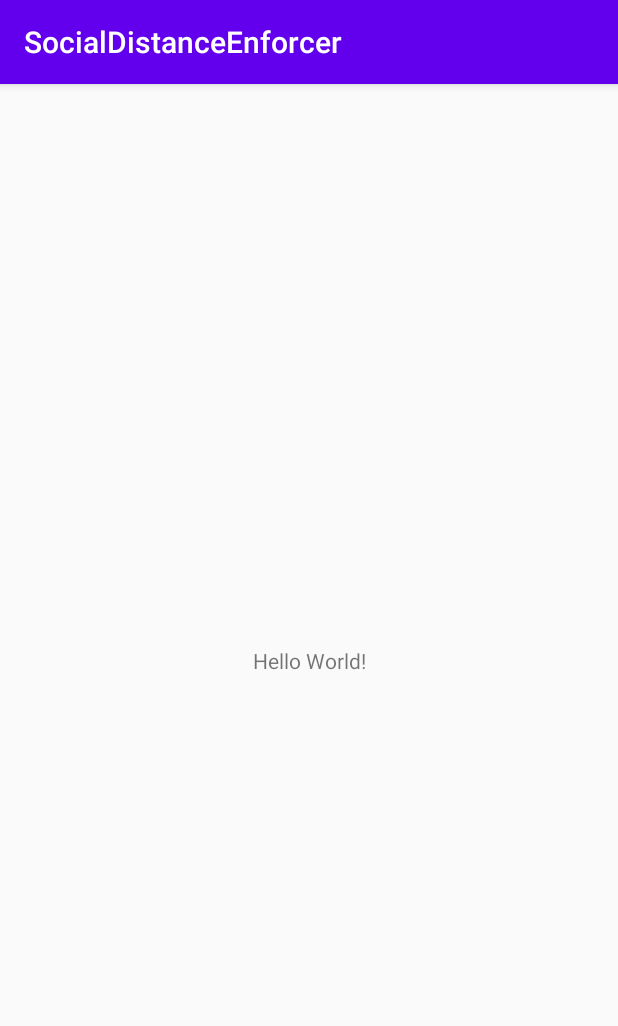
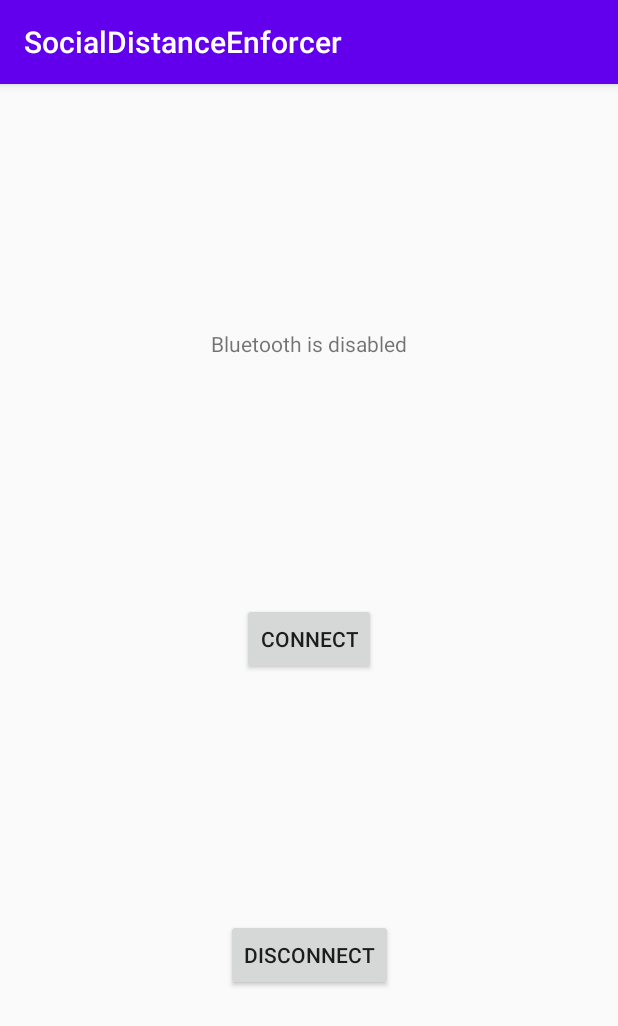
Before and after one commit to LukeJakielaszek/SocialDistanceEnforcer, an Android app: the screen it shows after launch (MainActivity), on a phone screen of 412 x 824 dp. Shown: the top 1026 px of the screen. Run offline under Robolectric (Android 15) with nearby library versions, the phone set to English and light mode, and no system bars.

Commit message:
Created bluetooth adapter and checked whether bluetooth is enabled/disabled/exists.

```diff
--- a/app/src/main/AndroidManifest.xml
+++ b/app/src/main/AndroidManifest.xml
@@ -1,6 +1,9 @@
 <?xml version="1.0" encoding="utf-8"?>
 <manifest xmlns:android="http://schemas.android.com/apk/res/android"
     package="edu.temple.socialdistanceenforcer">
+
+    <uses-permission android:name="android.permission.BLUETOOTH"></uses-permission>
+    <uses-permission android:name="android.permission.BLUETOOTH_ADMIN"></uses-permission>
 
     <application
         android:allowBackup="true"
--- a/app/src/main/java/edu/temple/socialdistanceenforcer/MainActivity.java
+++ b/app/src/main/java/edu/temple/socialdistanceenforcer/MainActivity.java
@@ -2,13 +2,50 @@ package edu.temple.socialdistanceenforcer;
 
 import androidx.appcompat.app.AppCompatActivity;
 
+import android.bluetooth.BluetoothAdapter;
 import android.os.Bundle;
+import android.view.View;
+import android.widget.Button;
+import android.widget.TextView;
 
 public class MainActivity extends AppCompatActivity {
+    Button connectButton;
+    Button disconnectButton;
+    TextView statusText;
+    BluetoothAdapter bluetoothAdapter;
+
+    protected void enableBluetooth(){
+        bluetoothAdapter = BluetoothAdapter.getDefaultAdapter();
+
+        if(bluetoothAdapter != null){
+            // bluetooth exists
+            if(bluetoothAdapter.isEnabled()){
+                // bluetooth is already enabled
+
+                String address = bluetoothAdapter.getAddress();
+                String name = bluetoothAdapter.getName();
+
+                String status = name + " : " + address;
+                statusText.setText(status);
+
+            }else{
+                // bluetooth is not enabled
+                statusText.setText("Bluetooth is disabled");
+            }
+        }else{
+            // bluetooth does not exist
+            statusText.setText("ERROR: Device Does Not Support Bluetooth");
+        }
+    }
 
     @Override
     protected void onCreate(Bundle savedInstanceState) {
         super.onCreate(savedInstanceState);
         setContentView(R.layout.activity_main);
+        this.connectButton = findViewById(R.id.connectButton);
+        this.disconnectButton = findViewById(R.id.disconnectButton);
+        this.statusText = findViewById(R.id.statusText);
+
+        this.enableBluetooth();
     }
 }
--- a/app/src/main/res/layout/activity_main.xml
+++ b/app/src/main/res/layout/activity_main.xml
@@ -6,13 +6,33 @@
     android:layout_height="match_parent"
     tools:context=".MainActivity">
 
-    <TextView
+    <Button
+        android:id="@+id/connectButton"
         android:layout_width="wrap_content"
         android:layout_height="wrap_content"
-        android:text="Hello World!"
+        android:text="@string/connect"
+        app:layout_constraintBottom_toTopOf="@+id/disconnectButton"
+        app:layout_constraintEnd_toEndOf="parent"
+        app:layout_constraintStart_toStartOf="parent"
+        app:layout_constraintTop_toBottomOf="@+id/statusText" />
+
+    <Button
+        android:id="@+id/disconnectButton"
+        android:layout_width="wrap_content"
+        android:layout_height="wrap_content"
+        android:text="@string/disconnect"
         app:layout_constraintBottom_toBottomOf="parent"
-        app:layout_constraintLeft_toLeftOf="parent"
-        app:layout_constraintRight_toRightOf="parent"
+        app:layout_constraintEnd_toEndOf="parent"
+        app:layout_constraintStart_toStartOf="parent"
+        app:layout_constraintTop_toBottomOf="@+id/connectButton" />
+
+    <TextView
+        android:id="@+id/statusText"
+        android:layout_width="wrap_content"
+        android:layout_height="wrap_content"
+        android:text="@string/defaultStatus"
+        app:layout_constraintBottom_toTopOf="@+id/connectButton"
+        app:layout_constraintEnd_toEndOf="parent"
+        app:layout_constraintStart_toStartOf="parent"
         app:layout_constraintTop_toTopOf="parent" />
-
 </androidx.constraintlayout.widget.ConstraintLayout>
--- a/app/src/main/res/values/strings.xml
+++ b/app/src/main/res/values/strings.xml
@@ -1,3 +1,6 @@
 <resources>
     <string name="app_name">SocialDistanceEnforcer</string>
+    <string name="connect">Connect</string>
+    <string name="disconnect">Disconnect</string>
+    <string name="defaultStatus">DefaultStatus</string>
 </resources>
```
